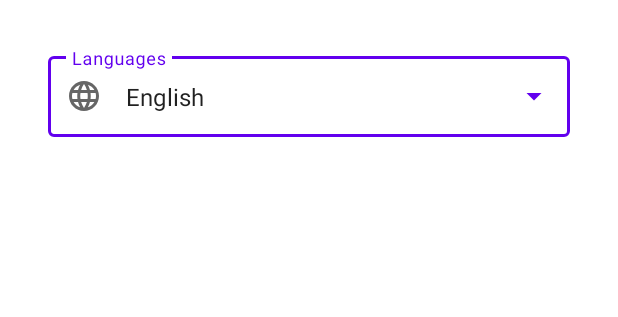
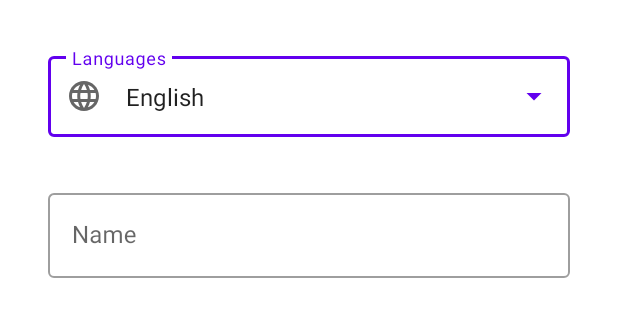
Before and after one commit to F-Y-E-F/AndroidMaterialStyling, an Android app: the layout activity_main.xml on its own in the app's theme, with its tools: preview values and no code run, on a phone screen of 412 x 824 dp. Shown: the top 317 px of the screen. Run offline under Robolectric (Android 15) with nearby library versions, the phone set to English and light mode, and no system bars.

Commit message:
add outlined textfield

```diff
--- a/app/src/main/res/layout/activity_main.xml
+++ b/app/src/main/res/layout/activity_main.xml
@@ -13,25 +13,47 @@
 
 
         <com.google.android.material.textfield.TextInputLayout
+            android:id="@+id/textInputLayout"
+            style="@style/Widget.MaterialComponents.TextInputLayout.OutlinedBox.Dense.ExposedDropdownMenu"
             android:layout_width="0dp"
             android:layout_height="wrap_content"
             android:layout_margin="32dp"
             android:hint="Languages"
-            app:startIconDrawable="@drawable/ic_language"
-            style="@style/Widget.MaterialComponents.TextInputLayout.OutlinedBox.Dense.ExposedDropdownMenu"
             app:layout_constraintEnd_toEndOf="parent"
             app:layout_constraintHorizontal_bias="0.0"
             app:layout_constraintStart_toStartOf="parent"
-            app:layout_constraintTop_toTopOf="parent">
+            app:layout_constraintTop_toTopOf="parent"
+            app:startIconDrawable="@drawable/ic_language">
 
             <AutoCompleteTextView
                 android:id="@+id/autoCompleteTextView"
                 android:layout_width="match_parent"
+                android:layout_height="wrap_content"
                 android:inputType="none"
                 android:paddingTop="16dp"
                 android:paddingBottom="16dp"
-                android:layout_height="wrap_content"
                 android:text="English" />
+
+        </com.google.android.material.textfield.TextInputLayout>
+
+
+        <com.google.android.material.textfield.TextInputLayout
+            android:id="@+id/outlinedTextField"
+            style="@style/Widget.MaterialComponents.TextInputLayout.OutlinedBox"
+            android:layout_width="match_parent"
+            android:layout_height="wrap_content"
+            android:hint="Name"
+            android:layout_margin="32dp"
+            app:layout_constraintEnd_toEndOf="parent"
+            app:layout_constraintStart_toStartOf="parent"
+            app:layout_constraintTop_toBottomOf="@+id/textInputLayout">
+
+            <com.google.android.material.textfield.TextInputEditText
+                android:layout_width="match_parent"
+                android:maxLines="1"
+                android:inputType="text"
+                android:imeActionLabel="done"
+                android:layout_height="wrap_content" />
 
         </com.google.android.material.textfield.TextInputLayout>
     </androidx.constraintlayout.widget.ConstraintLayout>
```
